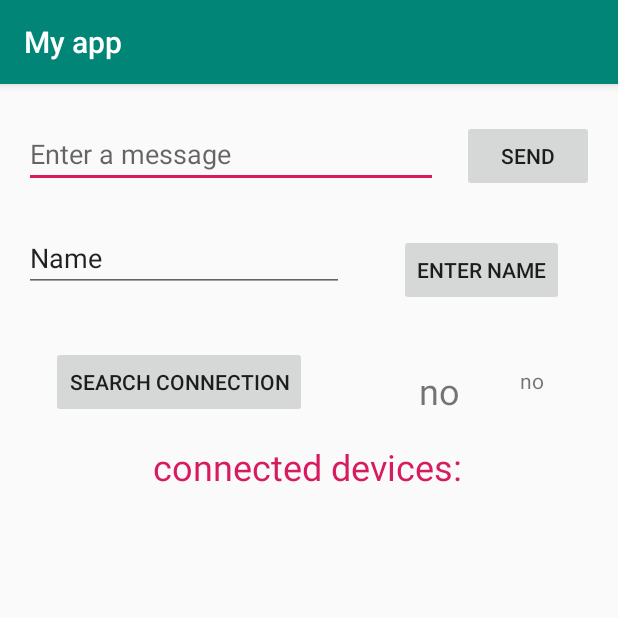
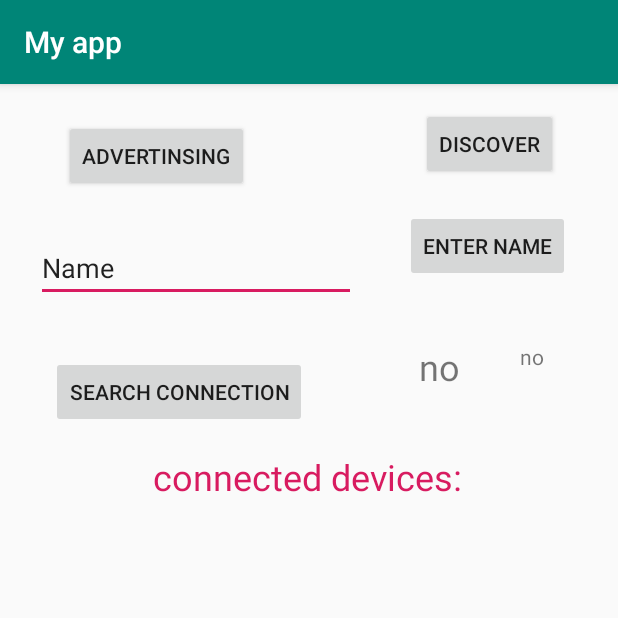
Before and after one commit to yogevshalmon/Myapp, an Android app: the screen it shows after launch (MainActivity), on a phone screen of 412 x 824 dp, the top half of it. Run offline under Robolectric (Android 15) with nearby library versions, the phone set to English and light mode, and no system bars; 1 statement that could not run was skipped.

Commit message:
edit map routing
התחלה של עדכון טבלה לפי אלגוריתם ניתוב,מעדכן כאשר מוצא קצה חדש.
ושולח עדכון לקרוביו
יש לעדכן את שליחת הודעה,המשך קפיצת הודעות
באג בסגירה לטפל

```diff
--- a/app/build.gradle
+++ b/app/build.gradle
@@ -24,6 +24,7 @@ dependencies {
     implementation fileTree(include: ['*.jar'], dir: 'libs')
     implementation 'androidx.appcompat:appcompat:1.0.0-beta01'
     implementation 'androidx.constraintlayout:constraintlayout:1.1.3'
+    implementation 'com.google.code.gson:gson:2.8.2'
     implementation 'androidx.legacy:legacy-support-v4:1.0.0-beta01'
     testImplementation 'junit:junit:4.12'
     androidTestImplementation 'androidx.test:runner:1.1.0-alpha4'
--- a/app/src/main/java/com/example/myapp/MainActivity.java
+++ b/app/src/main/java/com/example/myapp/MainActivity.java
@@ -41,11 +41,15 @@ import com.google.android.gms.nearby.connection.PayloadTransferUpdate;
 import com.google.android.gms.nearby.connection.Strategy;
 import com.google.android.gms.tasks.OnFailureListener;
 import com.google.android.gms.tasks.OnSuccessListener;
+import com.google.gson.Gson;
+import com.google.gson.reflect.TypeToken;
 
+import org.json.JSONArray;
 import org.json.JSONException;
 import org.json.JSONObject;
 
 import java.io.Serializable;
+import java.lang.reflect.Type;
 import java.nio.charset.StandardCharsets;
 import java.util.ArrayList;
 import java.util.HashMap;
@@ -62,7 +66,7 @@ public class MainActivity extends AppCompatActivity implements  BlankFragment.On
     private static final String SERVICE_ID = "com.example.myapp.AD-HOC"; //strategy used
     private static final String TAG = "MyActivity";
     private static String mEndPointId = null;
-    private static String userNickName;
+    private static String userNickName; //see notebook, unique need to make unique!!!!
 
     private ConnectionsClient mConnectionsClient; //ni
 
@@ -83,6 +87,7 @@ public class MainActivity extends AppCompatActivity implements  BlankFragment.On
 
     private FrameLayout fragmentContainer;
     private Button button;
+    private Button button2;
 
     private void startAdvertising() {
         AdvertisingOptions advertisingOptions =
@@ -201,7 +206,16 @@ public class MainActivity extends AppCompatActivity implements  BlankFragment.On
         button.setOnClickListener(new View.OnClickListener() {
             @Override
             public void onClick(View v) {
-               // sendMessage();
+               startAdvertising();
+            }
+        });
+
+        button2 = (Button)findViewById(R.id.button2);
+
+        button2.setOnClickListener(new View.OnClickListener() {
+            @Override
+            public void onClick(View v) {
+                startDiscovery();
             }
         });
 
@@ -267,14 +281,17 @@ public class MainActivity extends AppCompatActivity implements  BlankFragment.On
                 public void onConnectionResult(String endpointId, ConnectionResolution result) {
                     switch (result.getStatus().getStatusCode()) {
                         case ConnectionsStatusCodes.STATUS_OK:
-                            String s=mRequestConnections.get(endpointId);
+                            String s=mRequestConnections.get(endpointId); //get name form requestConnnections Map
 
                             EndPoint endPoint = new EndPoint(endpointId,s,endpointId,1);
                             connectedList.add(endPoint);
-                               if(mEndPointId!=null && s.compareTo(getUserNickname())>=0){ //only who initate the connection will initiate the exchange
-                                   getMEndPointId(endpointId,true);
-                               }
+                              // if(mEndPointId!=null && s.compareTo(getUserNickname())>=0){ //only who initate the connection will initiate the exchange
+                             //      getMEndPointId(endpointId,true); //temp for getMyendPointId
+                             //  }
+
                             connectedListUpdateView();
+
+                            updateRoutingTable(connectedList);// update the table in the routing algorithym
 
                             // We're connected! Can now start sending and receiving data.
                             logD("connection result status ok");
@@ -316,9 +333,30 @@ public class MainActivity extends AppCompatActivity implements  BlankFragment.On
                         JSONObject jsonObject = new JSONObject(s);
                         switch (jsonObject.get("messageType").toString()){
                             case("updateRoutingTable"):
+                                logD("updateRoutongTable type entered");
+                                logD(s);
+                                String jsonText = jsonObject.getString("connectedList");
+                                Type listType = new TypeToken<List<EndPoint>>() {}.getType();
+
+                                List<EndPoint> routingtable = new Gson().fromJson(jsonText , listType);
+
+
+                                for(int i = 0; i < routingtable.size(); i++){
+                                   if(!routingtable.get(i).endPointName.equals(getUserNickname())) {//if equals mean its our endpoint and we dont check..
+
+                                       if (getEndPointPos(connectedList, routingtable.get(i).endPointId) == -1) {//we didnt find the endpoint so we add this to our list
+                                           logD("found new endpoind by routing table");
+                                           routingtable.get(i).Dist = routingtable.get(i).Dist + 1; //update dist
+                                           connectedList.add(routingtable.get(i));
+                                           connectedListUpdateView();//update vissually the table
+                                       } else {// need to check if it shorter distance
+                                           logD("endpoind by routing table exist");
+                                       }
+                                   }
+                                }
 
                                 ;
-                            case("getMEndPointId"):
+                            /*case("getMEndPointId"):  //test for get myEndPointId service
                                 String mId = jsonObject.getString("endPointId");
                                 boolean ack = jsonObject.getBoolean("ack");
                                 if(mEndPointId!=null){
@@ -327,7 +365,7 @@ public class MainActivity extends AppCompatActivity implements  BlankFragment.On
                                 if(ack){
                                     getMEndPointId(endpointId,false);
                                 }
-                             ;
+                             ; */
                             case("message"):
                                 String mes = jsonObject.getString("message");
                                 Message m = new Message(mes,"");
@@ -369,7 +407,7 @@ public class MainActivity extends AppCompatActivity implements  BlankFragment.On
             obj.put("message" , message.message);
             byte [] b = obj.toString().getBytes();
             Payload bytesPayload = Payload.fromBytes(b);
-            mConnectionsClient.sendPayload(reciver,bytesPayload); //send to all possibale endpoints
+            mConnectionsClient.sendPayload(reciver,bytesPayload); //send to reciver
             logD("send message: " + message);
 
         }
@@ -454,13 +492,20 @@ public class MainActivity extends AppCompatActivity implements  BlankFragment.On
 
     public void updateRoutingTable(ArrayList<EndPoint> connectedList){
         JSONObject obj = new JSONObject();
+
         try{
             obj.put("messageType","updateRoutingTable");
-            obj.put("connectList" , connectedList);
+
+            String jsonText =  new Gson().toJson(connectedList);
+            logD("jsArrary:" + jsonText);
+            obj.put("connectedList" , jsonText);
             byte [] b = obj.toString().getBytes();
             ArrayList<String> sendList = getMultiCastEndPoints(connectedList);
-            Payload bytesPayload = Payload.fromBytes(b);
-            mConnectionsClient.sendPayload(sendList,bytesPayload); //send to all possibale endpoints
+            if(sendList.size()>0){
+                Payload bytesPayload = Payload.fromBytes(b);
+                mConnectionsClient.sendPayload(sendList,bytesPayload); //send to all possibale endpoints
+            }
+
 
 
         }
@@ -520,7 +565,7 @@ public class MainActivity extends AppCompatActivity implements  BlankFragment.On
     }
 
     public ArrayList<String> getMultiCastEndPoints(ArrayList<EndPoint> arr){
-        ArrayList<String> t=null;
+        ArrayList<String> t= new ArrayList<String>();
         int size=arr.size();
         logD("arr size:" + size);
         for(int i=0;i<size;i++){
--- a/app/src/main/res/layout/activity_main.xml
+++ b/app/src/main/res/layout/activity_main.xml
@@ -8,48 +8,17 @@
     tools:context=".MainActivity">
 
     <EditText
-        android:id="@+id/editText"
-        android:layout_width="0dp"
-        android:layout_height="wrap_content"
-        android:layout_marginStart="16dp"
-        android:layout_marginLeft="16dp"
-        android:layout_marginTop="24dp"
-        android:ems="10"
-        android:hint="@string/edit_message"
-        android:inputType="textPersonName"
-        app:layout_constraintEnd_toStartOf="@+id/button"
-        app:layout_constraintHorizontal_bias="0.5"
-        app:layout_constraintStart_toStartOf="parent"
-        app:layout_constraintTop_toTopOf="parent" />
-
-    <Button
-        android:id="@+id/button"
-        android:layout_width="wrap_content"
-        android:layout_height="wrap_content"
-        android:layout_marginStart="16dp"
-        android:layout_marginLeft="16dp"
-        android:layout_marginTop="24dp"
-        android:layout_marginEnd="16dp"
-        android:layout_marginRight="16dp"
-        android:stateListAnimator="@null"
-        android:text="@string/button_send"
-        app:layout_constraintEnd_toEndOf="parent"
-        app:layout_constraintHorizontal_bias="0.5"
-        app:layout_constraintStart_toEndOf="@+id/editText"
-        app:layout_constraintTop_toTopOf="parent" />
-
-    <EditText
         android:id="@+id/name_Id"
         android:layout_width="0dp"
         android:layout_height="wrap_content"
-        android:layout_marginStart="16dp"
-        android:layout_marginLeft="16dp"
-        android:layout_marginTop="24dp"
+        android:layout_marginStart="24dp"
+        android:layout_marginLeft="24dp"
+        android:layout_marginTop="28dp"
         android:ems="10"
         android:inputType="textPersonName"
         android:text="Name"
         app:layout_constraintStart_toStartOf="parent"
-        app:layout_constraintTop_toBottomOf="@+id/editText" />
+        app:layout_constraintTop_toBottomOf="@+id/button" />
 
     <Button
         android:id="@+id/enter_name_button"
@@ -57,16 +26,16 @@
         android:layout_height="wrap_content"
         android:layout_marginStart="8dp"
         android:layout_marginLeft="8dp"
-        android:layout_marginTop="28dp"
+        android:layout_marginTop="20dp"
         android:layout_marginEnd="8dp"
         android:layout_marginRight="8dp"
         android:onClick="enterName"
+        android:stateListAnimator="@null"
         android:text="@string/enter_name"
         app:layout_constraintEnd_toEndOf="parent"
         app:layout_constraintHorizontal_bias="0.509"
-        android:stateListAnimator="@null"
         app:layout_constraintStart_toEndOf="@+id/name_Id"
-        app:layout_constraintTop_toBottomOf="@+id/button" />
+        app:layout_constraintTop_toBottomOf="@+id/button2" />
 
     <Button
         android:id="@+id/button3"
@@ -141,4 +110,29 @@
         tools:layout_editor_absoluteX="8dp"
         tools:layout_editor_absoluteY="393dp" />
 
+    <Button
+        android:id="@+id/button"
+        android:layout_width="wrap_content"
+        android:layout_height="wrap_content"
+        android:layout_marginStart="8dp"
+        android:layout_marginLeft="8dp"
+        android:layout_marginTop="24dp"
+        android:layout_marginEnd="80dp"
+        android:layout_marginRight="80dp"
+        android:text="advertinsing"
+        app:layout_constraintEnd_toStartOf="@+id/button2"
+        app:layout_constraintStart_toStartOf="parent"
+        app:layout_constraintTop_toTopOf="parent" />
+
+    <Button
+        android:id="@+id/button2"
+        android:layout_width="wrap_content"
+        android:layout_height="wrap_content"
+        android:layout_marginTop="16dp"
+        android:layout_marginEnd="40dp"
+        android:layout_marginRight="40dp"
+        android:text="discover"
+        app:layout_constraintEnd_toEndOf="parent"
+        app:layout_constraintTop_toTopOf="parent" />
+
 </androidx.constraintlayout.widget.ConstraintLayout>
```
